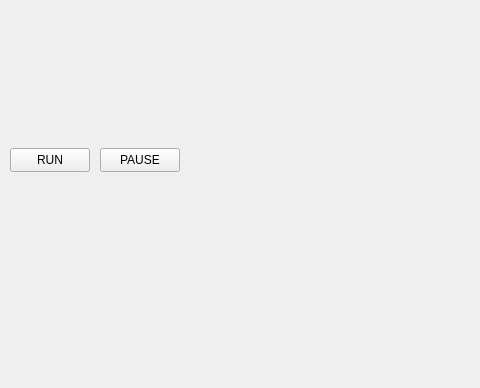
The window that UI/src/mainwindow.ui (EvolutionSimulator/EvolutionSimulator) describes before a commit, drawn with Qt 5; both pictures show x 0 to 480 and y 212 to 600 of the 800 by 600 pixel window.
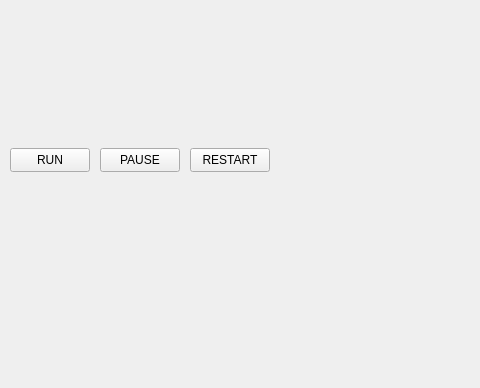
The same window after the commit. Custom widgets are drawn as their Qt base class.

Commit message:
New Restart Button
Added a button giving the user the ability to restart the simulation.

```diff
--- a/UI/src/mainwindow.ui
+++ b/UI/src/mainwindow.ui
@@ -50,6 +50,19 @@
      <string>PAUSE</string>
     </property>
    </widget>
+   <widget class="QPushButton" name="restartButton">
+    <property name="geometry">
+     <rect>
+      <x>190</x>
+      <y>360</y>
+      <width>80</width>
+      <height>24</height>
+     </rect>
+    </property>
+    <property name="text">
+     <string>RESTART</string>
+    </property>
+   </widget>
   </widget>
   <widget class="QMenuBar" name="menubar">
    <property name="geometry">
```
The commit also changes 2 other files.
